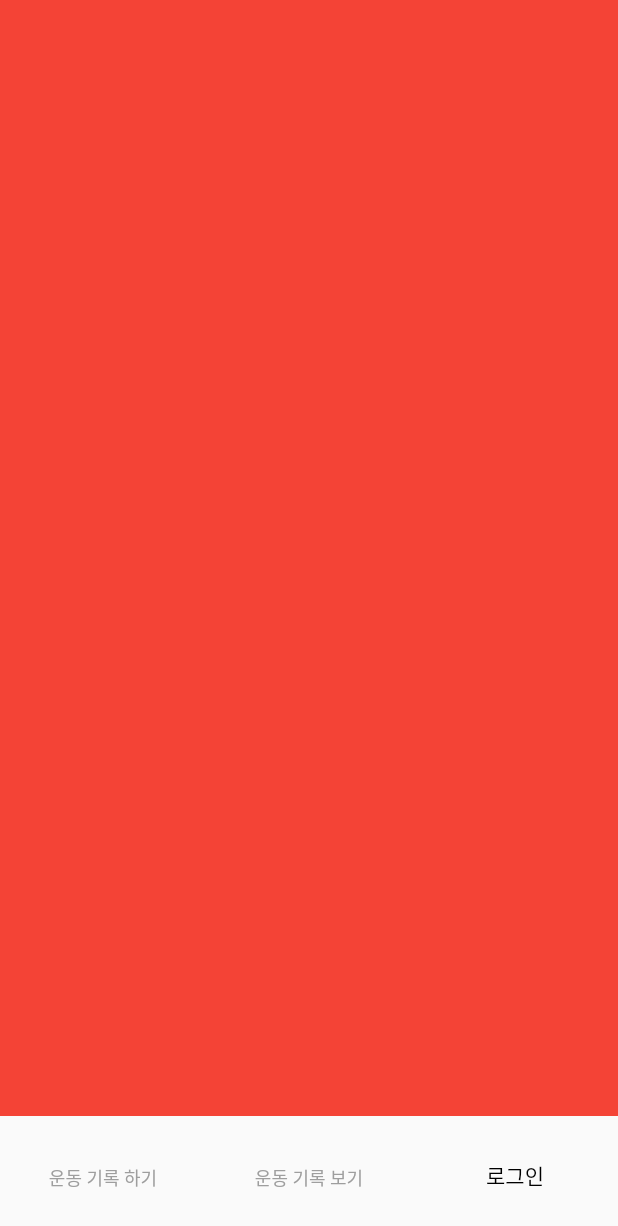
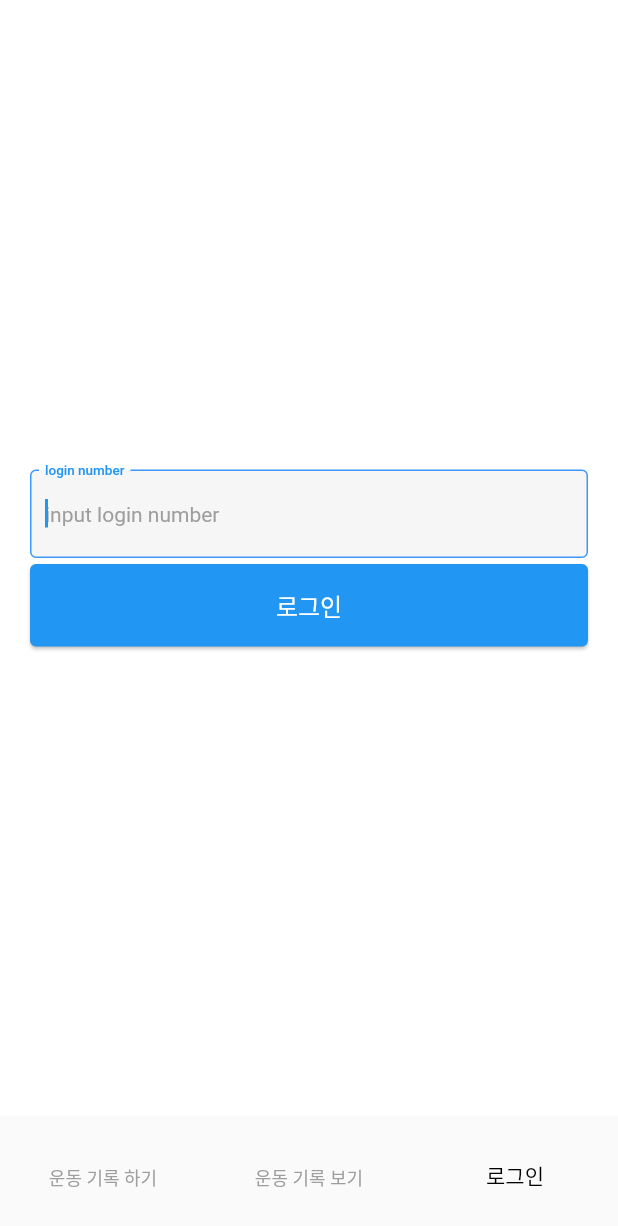
Before and after one commit to AnChiyoung/fittrix_coding_test, a Flutter app: the screen it shows after launch, item 3 of the bottom bar chosen, on a phone screen of 412 x 824 dp. Shown: the top 1226 px of the screen. Run offline on Flutter 3.47's test engine with Material 2 defaults, Android fonts, the light colour scheme and no system bars.

```diff
--- a/lib/main.dart
+++ b/lib/main.dart
@@ -13,6 +13,7 @@ class MyApp extends StatelessWidget {
   Widget build(BuildContext context) {
     return MaterialApp(
       title: 'fittrix coding test',
+      debugShowCheckedModeBanner: false,
       theme: ThemeData(
         // This is the theme of your application.
         //
@@ -25,7 +26,9 @@ class MyApp extends StatelessWidget {
         // is not restarted.
         primarySwatch: Colors.blue,
       ),
-      home: HomeScreen(),
+      home: Scaffold(
+        body: SafeArea(
+          child: HomeScreen())),
     );
   }
 }
--- a/lib/screens/login_screen.dart
+++ b/lib/screens/login_screen.dart
@@ -1,3 +1,4 @@
+import 'package:fittrix_coding_test/views/login_view.dart';
 import 'package:flutter/material.dart';
 
 class LoginScreen extends StatefulWidget {
@@ -10,6 +11,23 @@ class LoginScreen extends StatefulWidget {
 class _LoginScreenState extends State<LoginScreen> {
   @override
   Widget build(BuildContext context) {
-    return Container(color: Colors.red);
+    return GestureDetector(
+      onTap: () {
+        FocusScope.of(context).unfocus();
+      },
+      child: Container(
+        color: Colors.white,
+        child: const Center(
+          child: Column(
+            mainAxisSize: MainAxisSize.min,
+            children: [
+              LoginInputField(),
+              SizedBox(height: 4),
+              LoginButton(),
+            ],
+          ),
+        )
+      ),
+    );
   }
 }
--- a/lib/views/home_view.dart
+++ b/lib/views/home_view.dart
@@ -43,8 +43,15 @@ class _BottomMenuState extends State<BottomMenu> {
         showSelectedLabels: true,
         showUnselectedLabels: true,
         onTap: (index) {
-          widget.selectPageCallback(index);
-          pageIndex = index;
+
+
+          if(index == 0) {
+
+          } else {
+            widget.selectPageCallback(index);
+            pageIndex = index;
+          }
+
         },
       ),
     );
@@ -56,3 +63,29 @@ class _BottomMenuState extends State<BottomMenu> {
     const BottomNavigationBarItem(icon: SizedBox.shrink(), label: '로그인'),
   ];
 }
+
+class ExerciseRecordPopupButton extends StatefulWidget {
+  const ExerciseRecordPopupButton({super.key});
+
+  @override
+  State<ExerciseRecordPopupButton> createState() => _ExerciseRecordPopupButtonState();
+}
+
+class _ExerciseRecordPopupButtonState extends State<ExerciseRecordPopupButton> {
+  @override
+  Widget build(BuildContext context) {
+    return PopupMenuButton(itemBuilder: (_) {
+      return const [
+        PopupMenuItem<String>(
+            child: Text('aa')
+        ),
+        PopupMenuItem<String>(
+            child: Text('aa')
+        ),
+        PopupMenuItem<String>(
+            child: Text('aa')
+        )
+      ];
+    });
+  }
+}
--- a/lib/views/login_view.dart
+++ b/lib/views/login_view.dart
@@ -0,0 +1,94 @@
+import 'package:flutter/material.dart';
+
+class LoginInputField extends StatefulWidget {
+  const LoginInputField({super.key});
+
+  @override
+  State<LoginInputField> createState() => _LoginInputFieldState();
+}
+
+class _LoginInputFieldState extends State<LoginInputField> {
+
+  TextEditingController loginFieldController = TextEditingController();
+  FocusNode loginFieldFocusNode = FocusNode();
+
+  @override
+  Widget build(BuildContext context) {
+    return Padding(
+      padding: const EdgeInsets.symmetric(horizontal: 20.0),
+      child: TextFormField(
+          controller: loginFieldController,
+          autofocus: true,
+          focusNode: loginFieldFocusNode,
+          readOnly: false,
+          textInputAction: TextInputAction.next,
+          autovalidateMode: AutovalidateMode.always,
+          maxLines: 1,
+          textAlignVertical: TextAlignVertical.center,
+          keyboardType: TextInputType.number,
+          decoration: const InputDecoration(
+            focusedBorder: OutlineInputBorder(borderSide: BorderSide(color: Color(0xFF3E97FF), width: 1)),
+            focusedErrorBorder: OutlineInputBorder(borderSide: BorderSide(color: Colors.red, width: 1)),
+            errorBorder: OutlineInputBorder(borderSide: BorderSide(color: Colors.red, width: 1)),
+            filled: true,
+            fillColor: Color(0xFFF6F6F6),
+            contentPadding: EdgeInsets.symmetric(horizontal: 10, vertical: 20),
+            alignLabelWithHint: false,
+            labelText: 'login number',
+            labelStyle: TextStyle(fontSize: 12, fontWeight: FontWeight.w500),
+            hintText: 'input login number',
+            hintStyle: TextStyle(fontSize: 14, color: Colors.grey, fontWeight: FontWeight.w400),
+            border: InputBorder.none,
+          ),
+          validator: (value) {
+            // if(value!.isNotEmpty) {
+            //   if(SigninValidate().emailValidate(value!) == false) {
+            //     emailState = false;
+            //     return '이메일 형식을 확인해 주세요';
+            //   } else {
+            //     emailState = true;
+            //     return null;
+            //   }
+            // } else {
+            //   emailState = false;
+            //   return null;
+            // }
+          },
+          onChanged: (_) {
+
+          }
+      ),
+    );
+  }
+}
+
+class LoginButton extends StatefulWidget {
+  const LoginButton({super.key});
+
+  @override
+  State<LoginButton> createState() => _LoginButtonState();
+}
+
+class _LoginButtonState extends State<LoginButton> {
+  @override
+  Widget build(BuildContext context) {
+    return Padding(
+      padding: const EdgeInsets.symmetric(horizontal: 20.0),
+      child: ElevatedButton(
+        onPressed: () {},
+        style: ElevatedButton.styleFrom(
+          elevation: 1.0,
+          backgroundColor: Colors.blue,
+          textStyle: const TextStyle(fontSize: 16, color: Colors.white, fontWeight: FontWeight.w400),
+        ),
+        child: Container(
+          margin: const EdgeInsets.symmetric(horizontal: 20.0),
+          height: 55,
+          child: const Center(
+            child: Text('로그인'),
+          ),
+        ),
+      ),
+    );
+  }
+}
```
